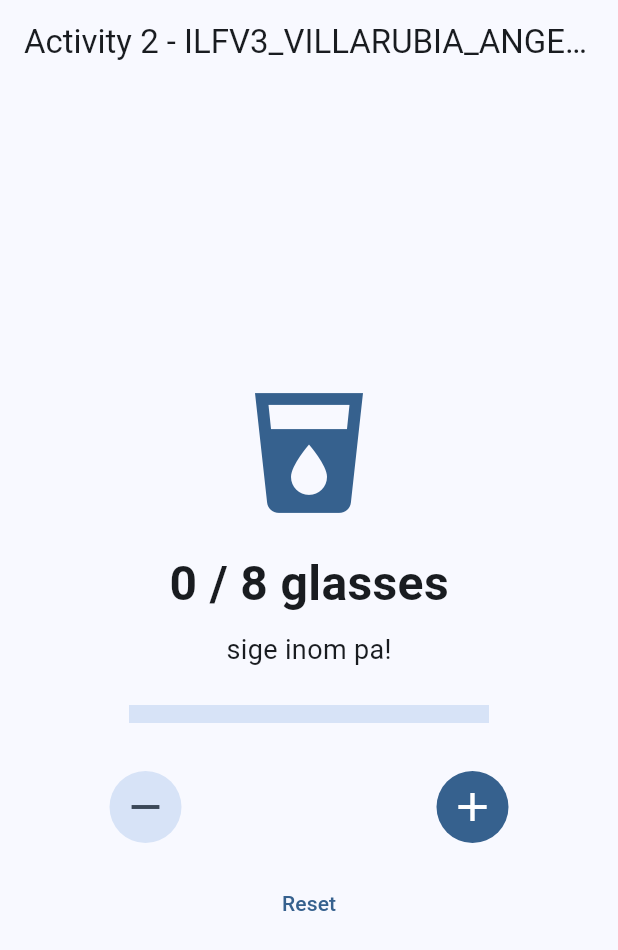
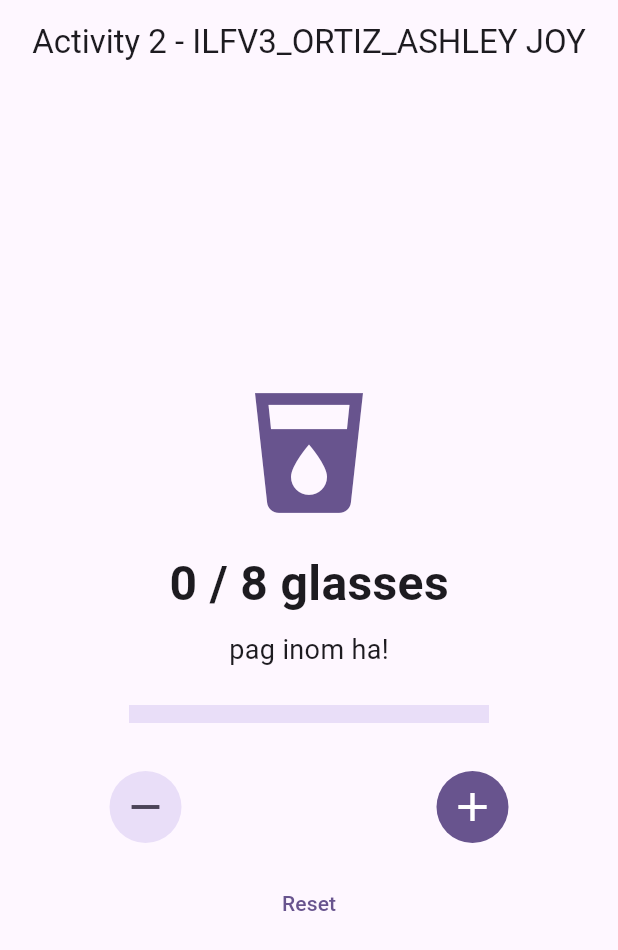
Before and after one commit to angelicavillarubia-ai/flutter_basic_lab, a Flutter app: the WaterTrackerPage screen opened directly, on a phone screen of 412 x 824 dp. Shown: the top 950 px of the screen. Run offline on Flutter 3.47's test engine with Material 3 defaults, Android fonts, the phone set to English and light mode, and no system bars.

Commit message:
Lab: Flutter widgets, layouts and UI component

```diff
--- a/lib/activity1_profile_card.dart
+++ b/lib/activity1_profile_card.dart
@@ -46,7 +46,7 @@ class ProfileCard extends StatelessWidget {
             ),
             const SizedBox(height: 16),
             const Text(
-              'Angelica Villarubia', // <-- change to your full name
+              'Ashley Joy Ortiz', // <-- change to your full name
               style: TextStyle(fontSize: 24, fontWeight: FontWeight.bold),
             ),
             const SizedBox(height: 4),
@@ -64,7 +64,7 @@ class ProfileCard extends StatelessWidget {
                     Icon(Icons.email, size: 20),
                     SizedBox(width: 8),
                     Text(
-                      'angelica.villarubia@csucc.edu.ph',
+                      'ashleyjoy.ortiz@csucc.edu.ph',
                     ), // <-- change to your email
                   ],
                 ),
@@ -74,7 +74,7 @@ class ProfileCard extends StatelessWidget {
                   children: [
                     Icon(Icons.phone, size: 20),
                     SizedBox(width: 8),
-                    Text('09638230049'), // <-- change to your phone number
+                    Text('09154732804'), // <-- change to your phone number
                   ],
                 ),
               ],
--- a/lib/activity2_water_tracker.dart
+++ b/lib/activity2_water_tracker.dart
@@ -79,8 +79,8 @@ class _WaterTrackerPageState extends State<WaterTrackerPage> {
             const SizedBox(height: 8),
             Text(
               goalReached
-                  ? 'Daghan na imong nainom! Stay hydrated!'
-                  : 'sige inom pa!',
+                  ? 'Pag sge inom tubig!'
+                  : 'pag inom ha!',
               style: const TextStyle(fontSize: 18),
             ),
             const SizedBox(height: 24),
--- a/lib/main.dart
+++ b/lib/main.dart
@@ -1,5 +1,5 @@
 // To run a different activity, change the file name in the import below,
 // save, then press F5 (or click "Run" above main() in any activity file).
-import 'activity1_profile_card.dart' as activity;
+import 'activity5_theme_components.dart' as activity;
 
 void main() => activity.main();
--- a/lib/student.dart
+++ b/lib/student.dart
@@ -4,8 +4,8 @@ import 'package:flutter/material.dart';
 // Change these two lines to your own details before you start.
 // ---------------------------------------------------------------
 const String studentName =
-    'ILFV3_VILLARUBIA_ANGELICA'; // e.g. 'IT3A_DELACRUZ_JUAN'
-const String studentId = '241-01159'; // your student ID
+    'ILFV3_ORTIZ_ASHLEY JOY'; // e.g. 'IT3A_DELACRUZ_JUAN'
+const String studentId = '241-01875'; // your student ID
 // Your personal theme color is picked from the last two digits of
 // your student ID, so every student's app looks a little different.
 const List<String> _colorNames = [
```
Also changed, not shown: 11 other files.
